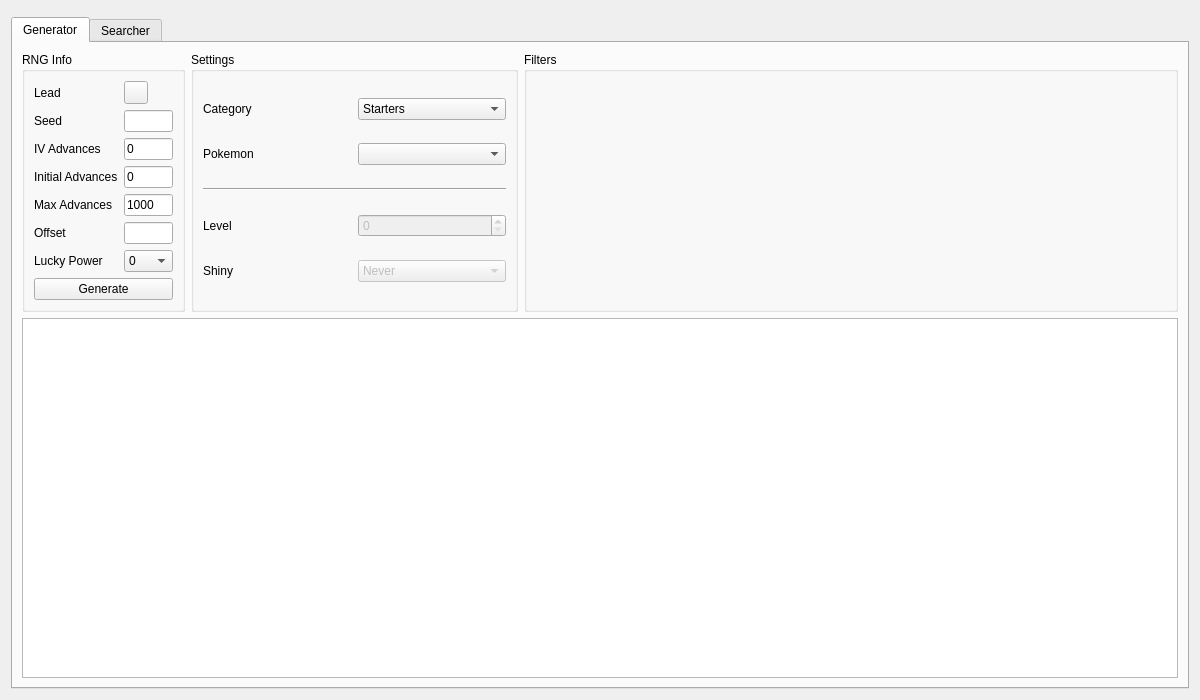
Qt form Form/Gen5/Static5.ui (Admiral-Fish/PokeFinder) before a commit.
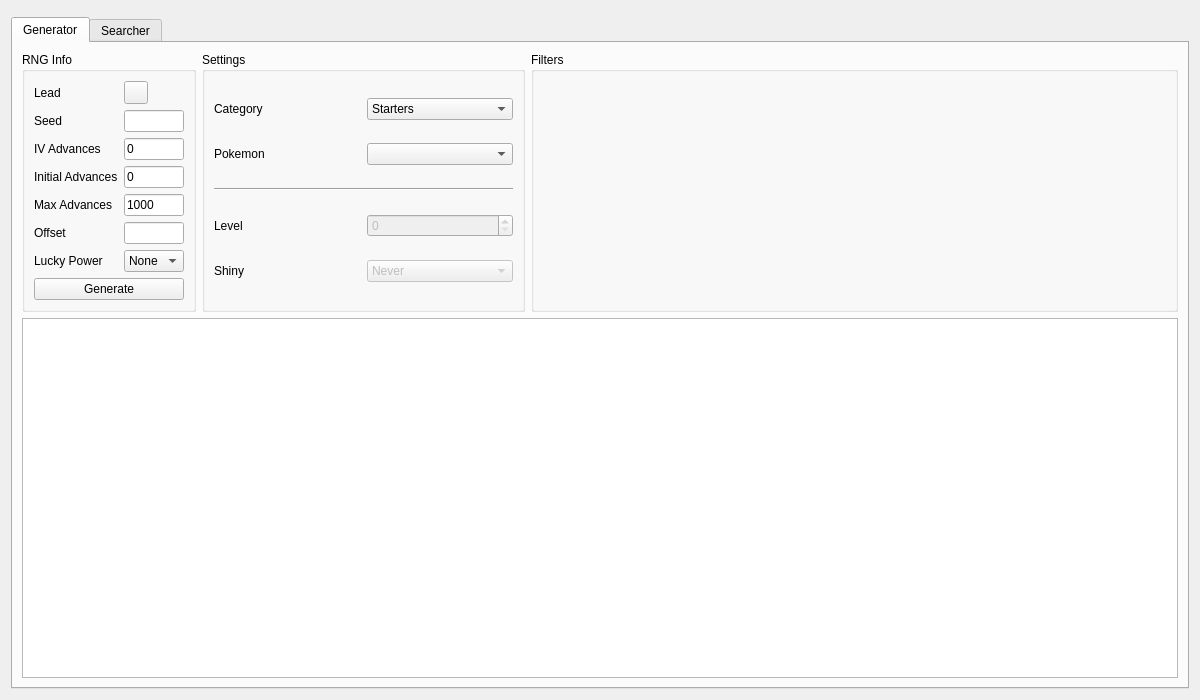
The same form after that commit. Custom widgets are drawn as their Qt base class.

```diff
--- a/Form/Gen5/Static5.ui
+++ b/Form/Gen5/Static5.ui
@@ -120,7 +120,7 @@
            <widget class="ComboBox" name="comboBoxGeneratorLuckyPower">
             <item>
              <property name="text">
-              <string notr="true">0</string>
+              <string>None</string>
              </property>
             </item>
             <item>
```
Left out of the diff: 5 changed lines with no effect on the pictures.
